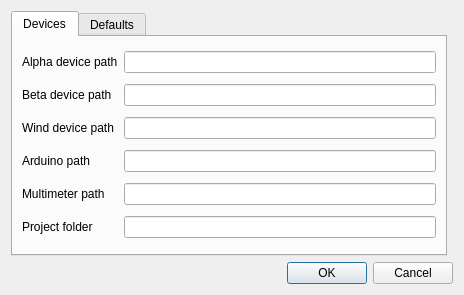
froque/AeroIST, file preferences.ui: the form before one commit.
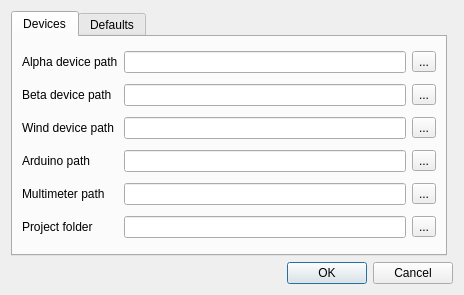
The form after the commit.

Commit message: added tool buttons to help choose devices and directories

```diff
--- a/preferences.ui
+++ b/preferences.ui
@@ -106,6 +106,48 @@
        <item row="5" column="1">
         <widget class="QLineEdit" name="edit_project"/>
        </item>
+       <item row="5" column="2">
+        <widget class="QToolButton" name="toolButton">
+         <property name="text">
+          <string>...</string>
+         </property>
+        </widget>
+       </item>
+       <item row="0" column="2">
+        <widget class="QToolButton" name="toolButton_2">
+         <property name="text">
+          <string>...</string>
+         </property>
+        </widget>
+       </item>
+       <item row="1" column="2">
+        <widget class="QToolButton" name="toolButton_3">
+         <property name="text">
+          <string>...</string>
+         </property>
+        </widget>
+       </item>
+       <item row="2" column="2">
+        <widget class="QToolButton" name="toolButton_4">
+         <property name="text">
+          <string>...</string>
+         </property>
+        </widget>
+       </item>
+       <item row="3" column="2">
+        <widget class="QToolButton" name="toolButton_5">
+         <property name="text">
+          <string>...</string>
+         </property>
+        </widget>
+       </item>
+       <item row="4" column="2">
+        <widget class="QToolButton" name="toolButton_6">
+         <property name="text">
+          <string>...</string>
+         </property>
+        </widget>
+       </item>
       </layout>
      </widget>
      <widget class="QWidget" name="defaults">
```
The commit also changes 2 other files.
